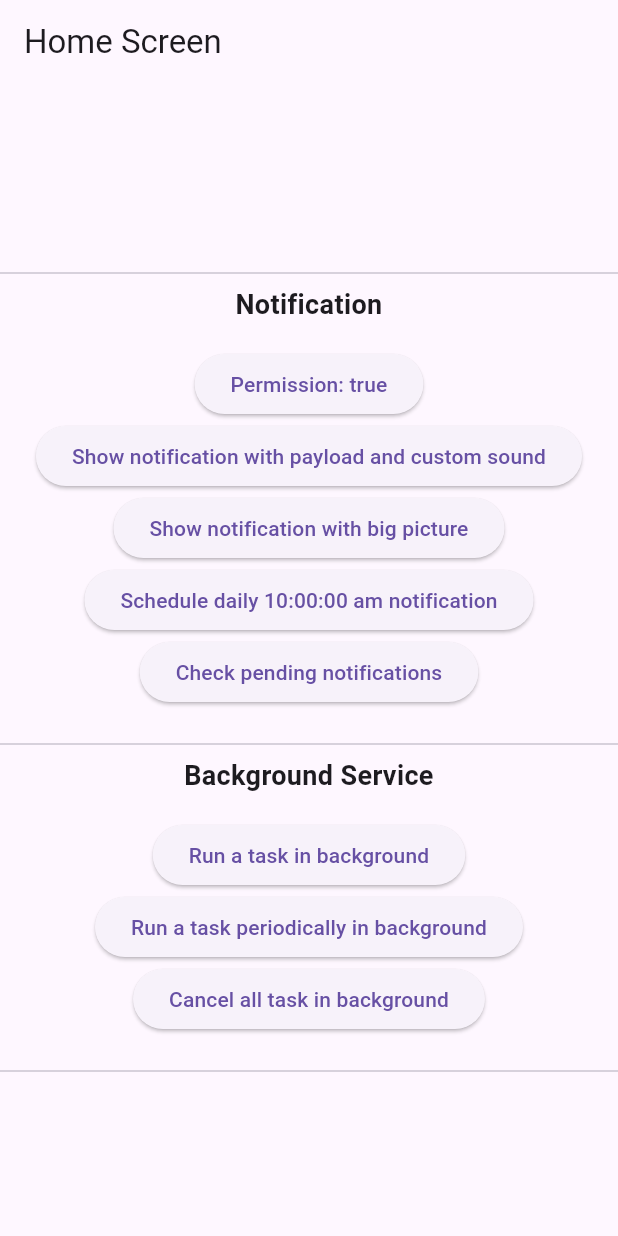
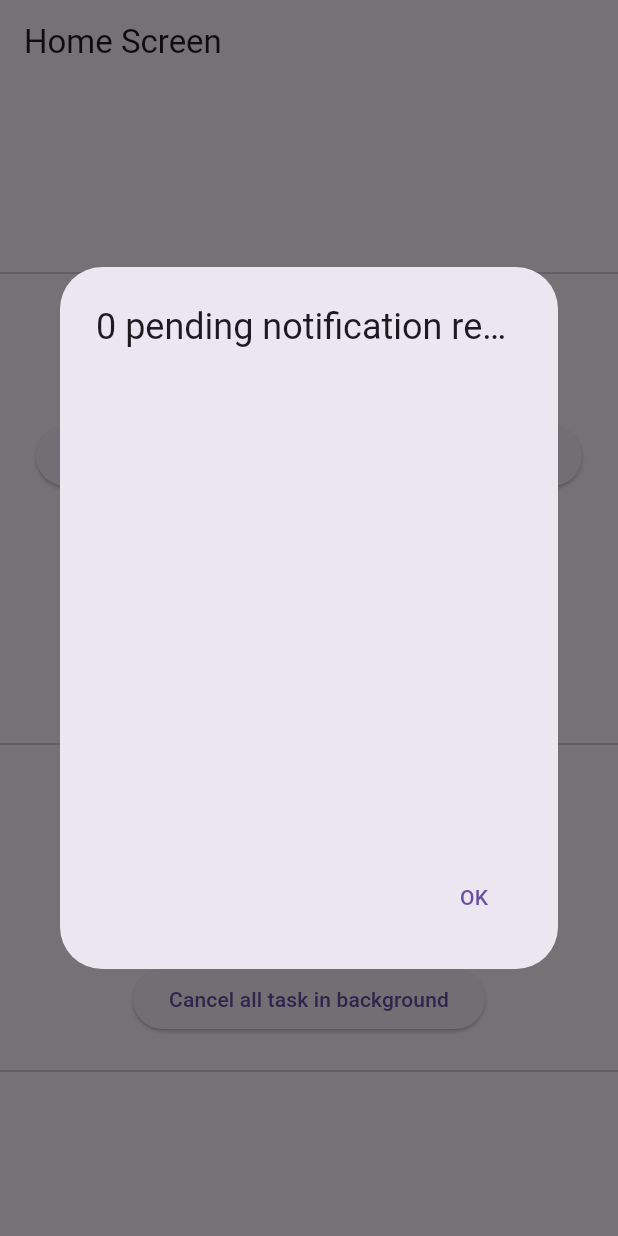
Before and after one commit to Vrynd/Notification_apps, a Flutter app: the screen it shows after launch, after a tap on "Check pending notifications", on a phone screen of 412 x 824 dp. Run offline on Flutter 3.47's test engine with Material 3 defaults, Android fonts, the phone set to English and light mode, and no system bars; our stand-ins replace flutter_local_notifications, flutter_timezone, timezone.

Commit message:
Menampilkan notifikasi terjadwal

```diff
--- a/lib/provider/local_notification_provider.dart
+++ b/lib/provider/local_notification_provider.dart
@@ -56,7 +56,7 @@
   }
 
   // Show Notification dengan schedule
-  void scheduleNotification() {
+  void scheduleDailyTenAMNotification() {
     _notificationId += 1;
     flutterNotificationService.scheduleDailyTenAMNotification(
       id: _notificationId,
--- a/lib/screens/home_screen.dart
+++ b/lib/screens/home_screen.dart
@@ -144,9 +144,72 @@
     context.read<LocalNotificationProvider>().showBigPictureNotification();
   }
 
-  Future<void> _scheduleDailyTenAMNotification() async {}
+  // Show Scheduled Notification
+  Future<void> _scheduleDailyTenAMNotification() async {
+    context.read<LocalNotificationProvider>().scheduleDailyTenAMNotification();
+  }
 
-  Future<void> _checkPendingNotificationRequests() async {}
+  Future<void> _checkPendingNotificationRequests() async {
+    final localNotificationProvider = context.read<LocalNotificationProvider>();
+    await localNotificationProvider.checkPendingNotificationRequests(context);
+
+    if (!mounted) {
+      return;
+    }
+
+    return showDialog(
+        context: context,
+        builder: (BuildContext context) {
+          final pendingData = context.select(
+              (LocalNotificationProvider provider) =>
+                  provider.pendingNotificationRequests);
+          return AlertDialog(
+            title: Text(
+              '${pendingData.length} pending notification requests',
+              maxLines: 1,
+              overflow: TextOverflow.ellipsis,
+            ),
+            content: SizedBox(
+              height: 300,
+              width: 300,
+              child: ListView.builder(
+                itemCount: pendingData.length,
+                shrinkWrap: true,
+                itemBuilder: (context, index) {
+                  final item = pendingData[index];
+                  return ListTile(
+                      title: Text(
+                        item.title ?? "",
+                        maxLines: 1,
+                        overflow: TextOverflow.ellipsis,
+                      ),
+                      subtitle: Text(
+                        item.body ?? "",
+                        maxLines: 1,
+                        overflow: TextOverflow.ellipsis,
+                      ),
+                      contentPadding: EdgeInsets.zero,
+                      trailing: IconButton(
+                          onPressed: () {
+                            localNotificationProvider
+                              ..cancelNotification(item.id)
+                              ..checkPendingNotificationRequests(context);
+                          },
+                          icon: Icon(Icons.delete_outline)));
+                },
+              ),
+            ),
+            actions: <Widget>[
+              TextButton(
+                onPressed: () {
+                  Navigator.of(context).pop();
+                },
+                child: const Text('OK'),
+              ),
+            ],
+          );
+        });
+  }
 
   void _runBackgroundOneOffTask() async {}
 
```
